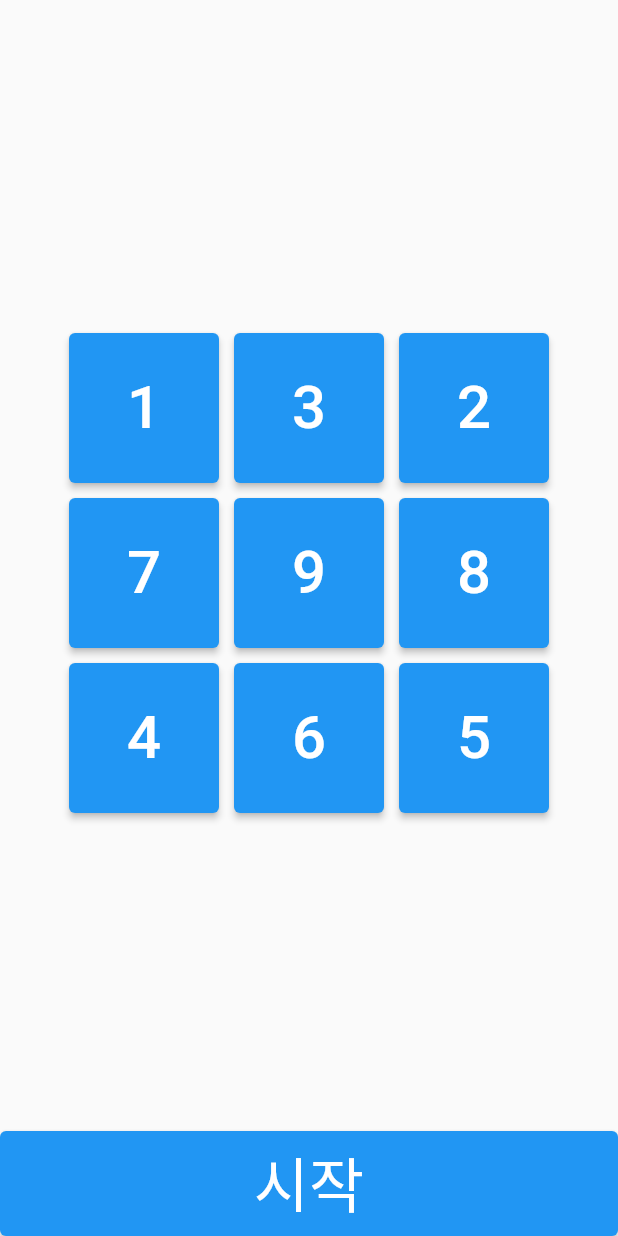
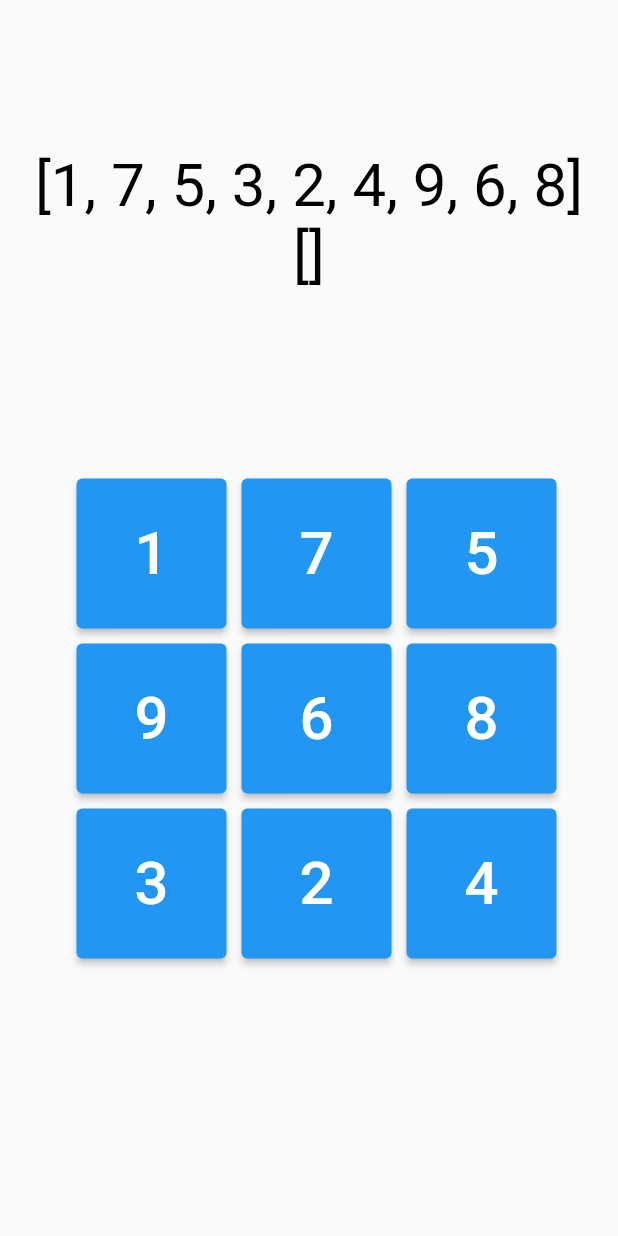
Before and after one commit to BANGWON-LEE/flutter_study, a Flutter app: the screen it shows after launch, after a tap on "시작", on a phone screen of 412 x 824 dp. Run offline on Flutter 3.47's test engine with Material 2 defaults, Android fonts, the light colour scheme and no system bars; our stand-ins replace webview_flutter.

Commit message:
20230113 button mix success

```diff
--- a/lib/screen/tab_game.dart
+++ b/lib/screen/tab_game.dart
@@ -7,41 +7,87 @@ class TabGame extends StatefulWidget {
 
   @override
   State<TabGame> createState() => _TabGameState();
+
 }
 
 class _TabGameState extends State<TabGame> {
-  List<int> btnCount = [123,456,789];
 
+  @override
+  void dispose() {
+    // TODO: implement dispose
+    print('dispose 실행');
+    super.dispose();
+  }
+
+  // List<int> btnCount = [123,456,789];
+  var btnCount = [['1','2','3'],['4','5','6'],['7','8','9']];
+  List gameCount = ['1','2','3','4','5','6','7','8','9'];
+  List choiceCount = [];
+  // var btnCount = [[1,2,3],[4,5,6],[7,8,9]];
+  bool startSignal = false;
+  int cnt  = -1;
 
   @override
   Widget build(BuildContext context) {
     return SafeArea(
       child: Scaffold(
         body: Column(
-          mainAxisAlignment: MainAxisAlignment.center,
+          // mainAxisAlignment: MainAxisAlignment.center,
           children: [
+            Padding(
+              padding: const EdgeInsets.only(top:100.0),
+              child: Column(
+                children: [
+                  Container(
+                    child: startSignal == false ? null : Text('${gameCount}', style:TextStyle(fontSize: 40, color: Colors.black)),
+                  ),
+                  Container(
+                    child: startSignal == false ? null : Text('${choiceCount}', style:TextStyle(fontSize: 40, color: Colors.black)),
+                  )
+                ],
+              ),
+            ),
             Expanded(
               child: Container(
                 width: MediaQuery.of(context).size.width,
                 child: Column(
                   mainAxisAlignment: MainAxisAlignment.center,
-
                   children: btnCount.map((el) => Row(
                     mainAxisAlignment: MainAxisAlignment.center,
-                    children: el.toString().split('').asMap().entries.map((num) =>
+                    children: el.map((num) =>
                         // el.toString().split('').shuffle();
                       Padding(
-                        padding: EdgeInsets.only(left: num.key  == 0 ? 0 : 10.0, top: 10.0),
+                        padding: EdgeInsets.only(left:  10.0, top: 10.0),
                         child: SizedBox(
                           width: 100.0,
                           height: 100.0,
                           child: ElevatedButton(
                             onPressed:(){
 
+
+                              setState(() {
+                                cnt = cnt+1;
+                                choiceCount.add(num);
+                              });
+
+                              if(gameCount[cnt] != choiceCount[cnt]){
+                                choiceCount.remove(choiceCount[cnt]);
+                                cnt = cnt - 1;
+                              }
+
+                              if(cnt == 8 && gameCount[8] == choiceCount[8]){
+                                startSignal = false;
+                                choiceCount.clear();
+                                // dispose();
+                              }
+                              print('cnt ${cnt}');
+
+
+
                             },
                             child:
                               Text(
-                              '${num.value}',
+                              '${num}',
                                 style: TextStyle(fontSize: 40, color: Colors.white),
                             )
                           ),
@@ -55,22 +101,26 @@ class _TabGameState extends State<TabGame> {
             SizedBox(
               width: MediaQuery.of(context).size.width,
               height: 70.0,
-              child: ElevatedButton(
+              child: startSignal == true ? null : ElevatedButton(
                 onPressed: (){
-                  List<int> ranArray = [];
-                  for(int i = 0; i<3; i++){
-                   List<String> line = btnCount[i].toString().split('');
-                   line.shuffle();
-                   int num = int.parse(line.join());
-                   // int num = int.parse();
-                    // print(line);
-                    ranArray.add(num);
-                  }
-                  btnCount = ranArray;
+                  List<List<String>> resultArray = [[],[],[]];
+                  List mix = btnCount.reduce((acr,cur) => [...acr, ...cur]);
+                  mix.shuffle();
+
+                  int j = 0;
+                  int z = 0;
+
+                 for(int i = 0; i<=2; i++){
+                    for(j = j; j<=(2+z); j++){
+                      resultArray[i].add(mix[j]);
+                    }
+                    z = z + 3;
+                 }
+                  btnCount = resultArray;
                  setState(() {
-
                     btnCount.shuffle();
-
+                    gameCount.shuffle();
+                    startSignal = true;
                   });
                 } ,
                 child: Text(
```
